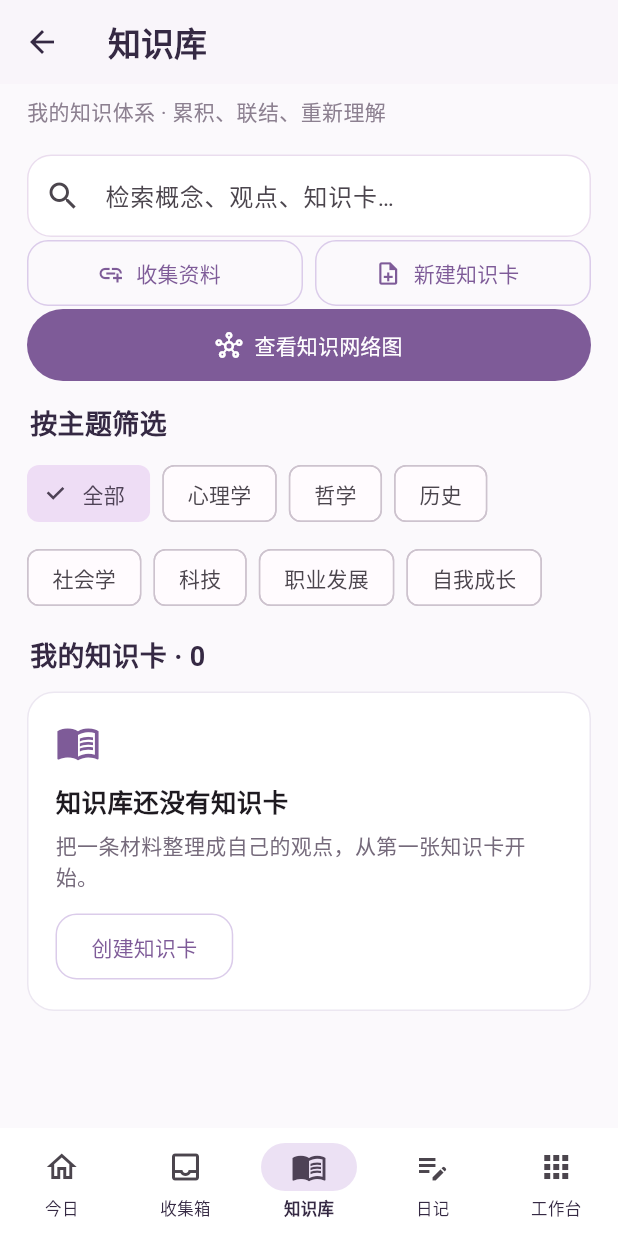
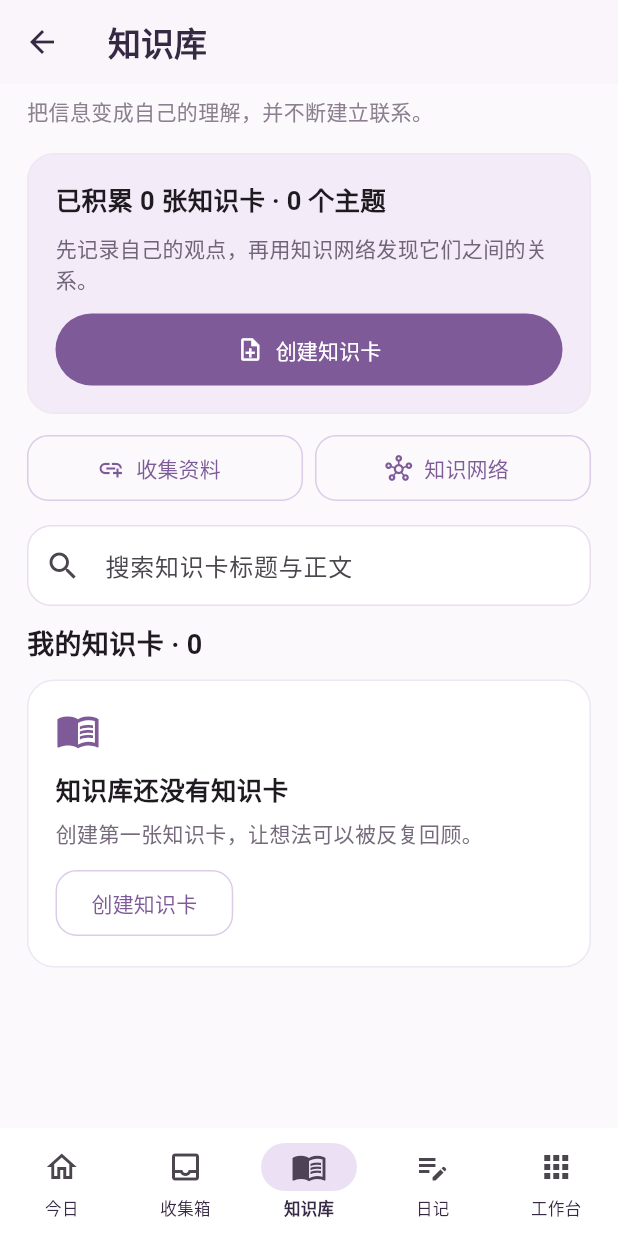
Before and after one commit to AlexMartinDev01/myproject01, a Flutter app: the HomeShell screen opened directly, item 3 of the bottom bar chosen, on a phone screen of 412 x 824 dp. Run offline on Flutter 3.47's test engine with Material 3 defaults, Android fonts, the light colour scheme and no system bars; our stand-ins replace file_picker, flutter_markdown_plus, flutter_secure_storage, pdf, shared_preferences, sqflite; missing offline and left inert: cryptography, pdfx, read_pdf_text; accounts and stored records are empty.

Commit message:
feat(ux): task-first knowledge library and dynamic topic filters

```diff
--- a/lib/screens.dart
+++ b/lib/screens.dart
@@ -821,46 +821,78 @@ class _KnowledgePageState extends State<KnowledgePage> {
   void dispose() {query.dispose(); super.dispose();}
   @override
   Widget build(BuildContext context) {
-    final store = CompassScope.of(context);
-    final cards = store.ofKind('card').where((e) =>
-      (theme == '全部' || e.meta['topic'] == theme) &&
-      ('${e.title}${e.body}'.toLowerCase().contains(query.text.trim().toLowerCase()))).toList();
-    return PageFrame(title: '知识库', subtitle: '我的知识体系 · 累积、联结、重新理解',
-      children: [
-        TextField(controller: query, onChanged: (_) => setState(() {}),
-          decoration: const InputDecoration(prefixIcon: Icon(Icons.search),
-            hintText: '检索概念、观点、知识卡…')),
-        Row(children: [
-          Expanded(child: OutlinedButton.icon(
-            onPressed: () => openPage(context, const CapturePage()),
-            icon: const Icon(Icons.add_link), label: const Text('收集资料'))),
-          const SizedBox(width: 8),
-          Expanded(child: OutlinedButton.icon(
-            onPressed: () => openPage(context, const CardEditPage()),
-            icon: const Icon(Icons.note_add_outlined), label: const Text('新建知识卡'))),
+    final store=CompassScope.of(context);
+    final all=store.ofKind('card');
+    final topics=<String>{};
+    for(final card in all){
+      final topic=card.meta['topic']?.toString().trim() ?? '';
+      if(topic.isNotEmpty)topics.add(topic);
+    }
+    final availableTopics=['全部',...topics.toList()..sort()];
+    final keyword=query.text.trim().toLowerCase();
+    final selectedTopic=availableTopics.contains(theme)?theme:'全部';
+    final cards=all.where((e)=>
+      (selectedTopic=='全部'||e.meta['topic']==selectedTopic) &&
+      (keyword.isEmpty || ('${e.title} ${e.body}').toLowerCase().contains(keyword)))
+      .toList();
+    return PageFrame(title:'知识库',
+      subtitle:'把信息变成自己的理解，并不断建立联系。',
+      children:[
+        SoftCard(color:const Color(0xFFF3EBF8),child:Column(
+          crossAxisAlignment:CrossAxisAlignment.start,children:[
+          Text('已积累 ${all.length} 张知识卡 · ${topics.length} 个主题',
+            style:const TextStyle(fontWeight:FontWeight.w700,fontSize:17)),
+          const SizedBox(height:8),
+          const Text('先记录自己的观点，再用知识网络发现它们之间的关系。',
+            style:TextStyle(color:Color(0xFF716479),height:1.5)),
+          const SizedBox(height:12),
+          SizedBox(width:double.infinity,child:FilledButton.icon(
+            onPressed:()=>openPage(context,const CardEditPage()),
+            icon:const Icon(Icons.note_add_outlined),
+            label:const Text('创建知识卡'))),
+        ])),
+        Row(children:[
+          Expanded(child:OutlinedButton.icon(
+            onPressed:()=>openPage(context,const CapturePage()),
+            icon:const Icon(Icons.add_link),label:const Text('收集资料'))),
+          const SizedBox(width:8),
+          Expanded(child:OutlinedButton.icon(
+            onPressed:()=>openPage(context,const KnowledgeGraphPage()),
+            icon:const Icon(Icons.hub_outlined),label:const Text('知识网络'))),
         ]),
-        SizedBox(width: double.infinity, child: FilledButton.tonalIcon(
-          onPressed: () => openPage(context, const KnowledgeGraphPage()),
-          icon: const Icon(Icons.hub_outlined),
-          label: const Text('查看知识网络图'))),
-        const SectionHeading('按主题筛选'),
-        Wrap(spacing: 8, runSpacing: 8,
-          children: ['全部', '心理学', '哲学', '历史', '社会学', '科技', '职业发展', '自我成长']
-            .map((s) => ChoiceChip(label: Text(s), selected: theme == s,
-              onSelected: (_) => setState(() => theme = s))).toList()),
-        SectionHeading('我的知识卡 · ${cards.length}'),
-        if (cards.isEmpty) EmptyStateCard(
-          icon: Icons.menu_book_outlined,
-          title: store.ofKind('card').isEmpty ? '知识库还没有知识卡' : '没有找到匹配的知识卡',
-          description: store.ofKind('card').isEmpty
-            ? '把一条材料整理成自己的观点，从第一张知识卡开始。'
-            : '可以清空搜索或切换为“全部”专题。',
-          actionLabel: store.ofKind('card').isEmpty ? '创建知识卡' : '清空筛选',
-          onAction: store.ofKind('card').isEmpty
-            ? () => openPage(context, const CardEditPage())
-            : () => setState(() {query.clear(); theme = '全部';})),
-        ...cards.map((item) => _EntryTile(entry: item,
-          onTap: () => openPage(context, KnowledgeDetailPage(id: item.id)))),
+        const SizedBox(height:14),
+        TextField(controller:query,onChanged:(_)=>setState((){}),
+          decoration:InputDecoration(prefixIcon:const Icon(Icons.search),
+            hintText:'搜索知识卡标题与正文',
+            suffixIcon:keyword.isEmpty?null:IconButton(
+              tooltip:'清空搜索',
+              onPressed:()=>setState(()=>query.clear()),
+              icon:const Icon(Icons.close)))),
+        const SizedBox(height:12),
+        if(topics.isNotEmpty)...[
+          const Text('按已有主题筛选',
+            style:TextStyle(fontWeight:FontWeight.w600)),
+          const SizedBox(height:8),
+          Wrap(spacing:8,runSpacing:8,
+            children:availableTopics.map((topic)=>ChoiceChip(
+              label:Text(topic),selected:selectedTopic==topic,
+              onSelected:(_)=>setState(()=>theme=topic))).toList()),
+          const SizedBox(height:12),
+        ],
+        Text('我的知识卡 · ${cards.length}',
+          style:const TextStyle(fontWeight:FontWeight.w700,fontSize:18)),
+        const SizedBox(height:10),
+        if(cards.isEmpty)EmptyStateCard(
+          icon:Icons.menu_book_outlined,
+          title:all.isEmpty?'知识库还没有知识卡':'没有找到匹配的知识卡',
+          description:all.isEmpty
+            ? '创建第一张知识卡，让想法可以被反复回顾。'
+            : '清除关键词或切换到全部主题，即可查看其他内容。',
+          actionLabel:all.isEmpty?'创建知识卡':'清空筛选',
+          onAction:all.isEmpty?()=>openPage(context,const CardEditPage()):
+            ()=>setState((){query.clear();theme='全部';})),
+        ...cards.map((e)=>_EntryTile(entry:e,
+          onTap:()=>openPage(context,KnowledgeDetailPage(id:e.id)))),
       ]);
   }
 }
```
